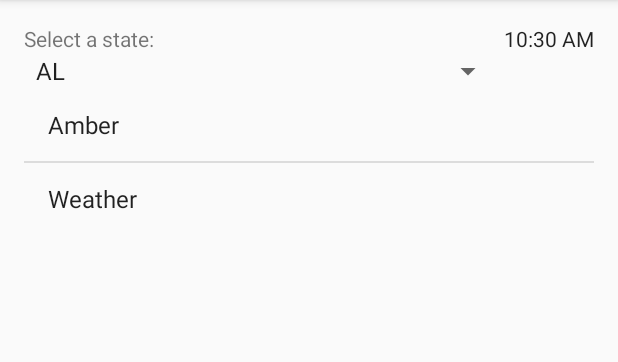
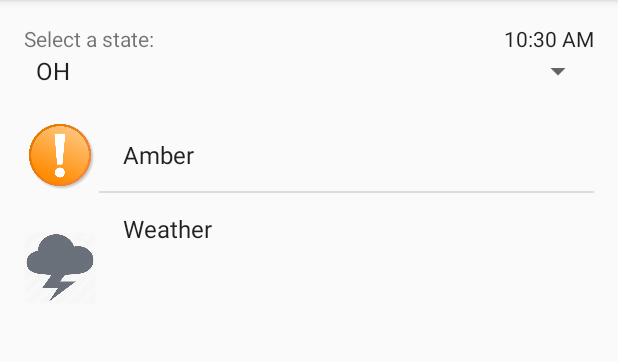
Before and after one commit to fabio-ricardo/emergency-app-android, an Android app: the screen it shows after launch (mainpage), after a tap on "OK", on a phone screen of 412 x 824 dp, the part 84-446 px from its top. Run offline under Robolectric (Android 15) with nearby library versions, the phone set to English and light mode, and no system bars.

Commit message:
Images added

```diff
--- a/app/src/main/java/dwhit/emerapp/mainpage.java
+++ b/app/src/main/java/dwhit/emerapp/mainpage.java
@@ -56,7 +56,7 @@ import java.util.Map;
 public class mainpage extends AppCompatActivity implements GoogleApiClient.ConnectionCallbacks, GoogleApiClient.OnConnectionFailedListener, com.google.android.gms.location.LocationListener{
 
     ListView lv;
-    private static final String[]states = {"AL","AK","AS","AZ","AR","CA","CO","CT","DE","DC","FL","GA","GU","HI","ID","IL","IN","IA","KS","KY","LA","ME","MD","MH","MA","MI","FM","MN","MS","MO","MT","NE","NV","NH","NJ","NM","NY","NC","ND","MP","OH","OK","OR","PW","PA","PR","RI","SC","SD","TN","TX","UT","VT","VA","VI","WA","WV","WI","WY"};
+    private static final String[]states = {"OH","AL","AK","AS","AZ","AR","CA","CO","CT","DE","DC","FL","GA","GU","HI","ID","IL","IN","IA","KS","KY","LA","ME","MD","MH","MA","MI","FM","MN","MS","MO","MT","NE","NV","NH","NJ","NM","NY","NC","ND","MP","OH","OK","OR","PW","PA","PR","RI","SC","SD","TN","TX","UT","VT","VA","VI","WA","WV","WI","WY"};
 
     Map<String, String> hashMapstates = new HashMap<String, String>();
 
--- a/app/src/main/java/dwhit/emerapp/openDetailActivity.java
+++ b/app/src/main/java/dwhit/emerapp/openDetailActivity.java
@@ -26,7 +26,7 @@ public class openDetailActivity extends AppCompatActivity {
             TextView textView = (TextView) findViewById(R.id.textView);
             textView.setText("Twitter Source: @"+getIntent().getExtras().getString("timeline"));
          setSupportActionBar(toolbar);
-            getSupportActionBar().setDisplayHomeAsUpEnabled(true);
+            //getSupportActionBar().setDisplayHomeAsUpEnabled(true);
 
             if (android.os.Build.VERSION.SDK_INT > 9) {
                 StrictMode.ThreadPolicy policy = new StrictMode.ThreadPolicy.Builder().permitAll().build();
--- a/app/src/main/res/layout-v17/activity_mainpage.xml
+++ b/app/src/main/res/layout-v17/activity_mainpage.xml
@@ -10,9 +10,9 @@
         android:layout_width="wrap_content"
         android:layout_height="wrap_content"
         android:id="@+id/alertListView"
-        android:layout_alignParentLeft="true"
-        android:layout_alignParentStart="true"
-        android:layout_below="@+id/spinner2" />
+        android:layout_below="@+id/spinner2"
+        android:layout_marginLeft="50dp"
+        android:layout_marginTop="20dp" />
 
     <TextClock
         android:layout_width="wrap_content"
@@ -26,7 +26,6 @@
         android:layout_width="fill_parent"
         android:layout_height="wrap_content"
         android:id="@+id/spinner2"
-        android:layout_toLeftOf="@+id/textClock"
         android:layout_below="@+id/textClock" />
 
     <TextView
@@ -40,4 +39,23 @@
         android:layout_alignParentLeft="true"
         android:layout_alignParentStart="true" />
 
+    <ImageView
+        android:layout_width="@android:dimen/app_icon_size"
+        android:layout_height="@android:dimen/app_icon_size"
+        android:id="@+id/imageView"
+        android:src="@drawable/amber_alert"
+        android:layout_alignTop="@+id/alertListView"
+        android:layout_alignParentLeft="true"
+        android:layout_alignParentStart="true" />
+
+    <ImageView
+        android:layout_width="@android:dimen/app_icon_size"
+        android:layout_height="@android:dimen/app_icon_size"
+        android:id="@+id/imageView2"
+        android:src="@drawable/cloud"
+        android:layout_below="@+id/imageView"
+        android:layout_alignParentLeft="true"
+        android:layout_alignParentStart="true"
+        android:layout_marginTop="27dp" />
+
 </RelativeLayout>
```
Also changed, not shown: 1 other file.
